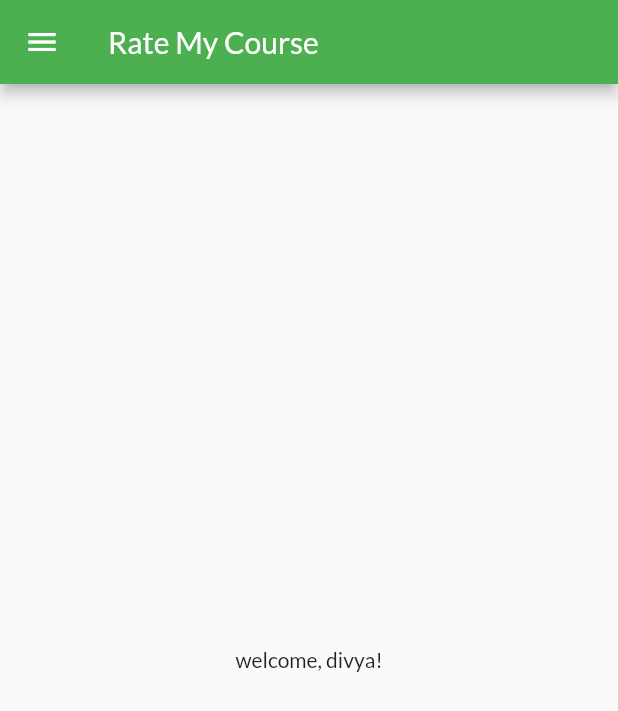
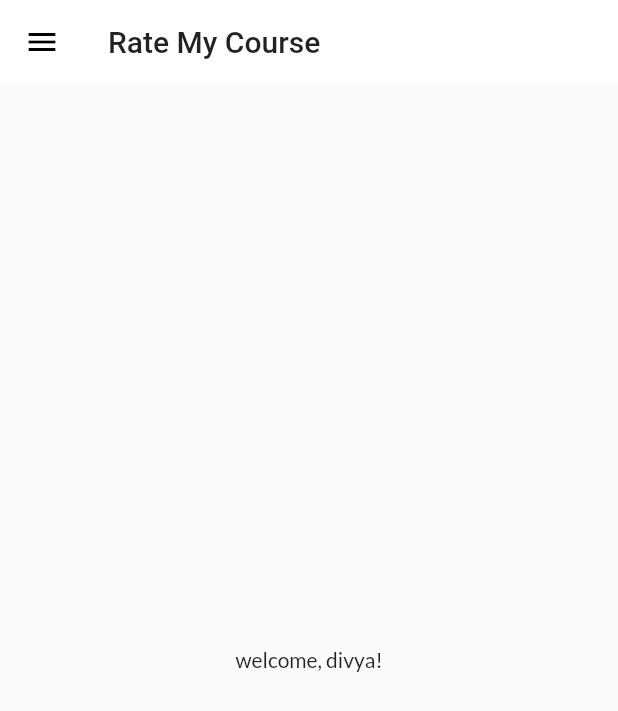
Before and after one commit to hegdedivya/ratecourse, a Flutter app: the screen it shows after launch, on a phone screen of 412 x 824 dp. Shown: the top 711 px of the screen. Run offline on Flutter 3.47's test engine with Material 2 defaults, Android fonts, the phone set to English and light mode, and no system bars; our stand-ins replace google_fonts.

Commit message:
theme settings

```diff
--- a/lib/main.dart
+++ b/lib/main.dart
@@ -3,6 +3,7 @@
 import 'package:ratecourse/pages/home.dart';
 import 'package:ratecourse/pages/login.dart';
 import 'package:ratecourse/utils/routes.dart';
+import 'package:ratecourse/widgets/themes.dart';
 
 void main() {
   runApp(MyApp());
@@ -15,13 +16,8 @@
   Widget build(BuildContext context) {
     return MaterialApp(
       themeMode: ThemeMode.light,
-      theme: ThemeData(
-        primarySwatch: Colors.green,
-        fontFamily: GoogleFonts.lato().fontFamily,
-      ),
-      darkTheme: ThemeData(
-        brightness: Brightness.dark,
-      ),
+      theme: MyTheme.lightTheme(context),
+      darkTheme: MyTheme.darkTheme(context),
       debugShowCheckedModeBanner: false,
       initialRoute: MyRoutes.homeRoute,
       routes: {
--- a/lib/pages/login.dart
+++ b/lib/pages/login.dart
@@ -73,6 +73,9 @@
                         setState(() {});
                       },
                     ),
+                    SizedBox(
+                      height: 20,
+                    ),
                     TextFormField(
                       obscureText: true,
                       decoration: InputDecoration(
--- /dev/null
+++ b/lib/widgets/themes.dart
@@ -0,0 +1,17 @@
+import 'package:flutter/material.dart';
+import 'package:google_fonts/google_fonts.dart';
+
+class MyTheme {
+  static ThemeData lightTheme(BuildContext context) => ThemeData(
+      primarySwatch: Colors.green,
+      fontFamily: GoogleFonts.lato().fontFamily,
+      appBarTheme: AppBarTheme(
+        color: Colors.white,
+        elevation: 0.0,
+        iconTheme: IconThemeData(color: Colors.black),
+        textTheme: Theme.of(context).textTheme,
+      ));
+  static ThemeData darkTheme(BuildContext context) => ThemeData(
+        brightness: Brightness.dark,
+      );
+}
```
